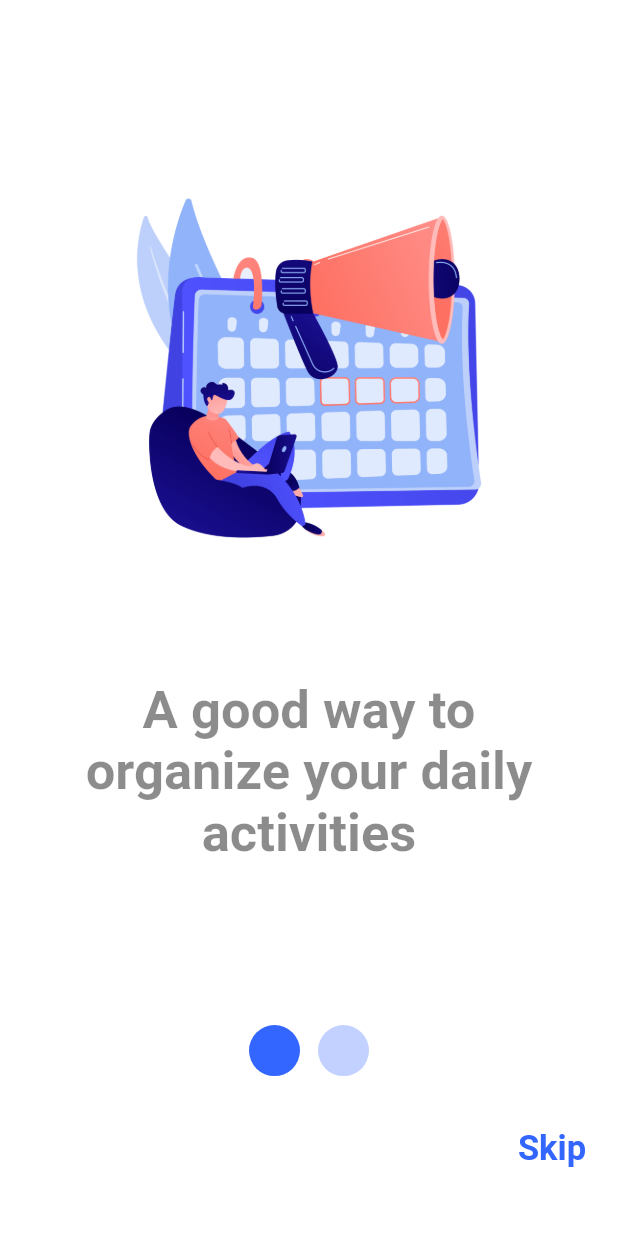
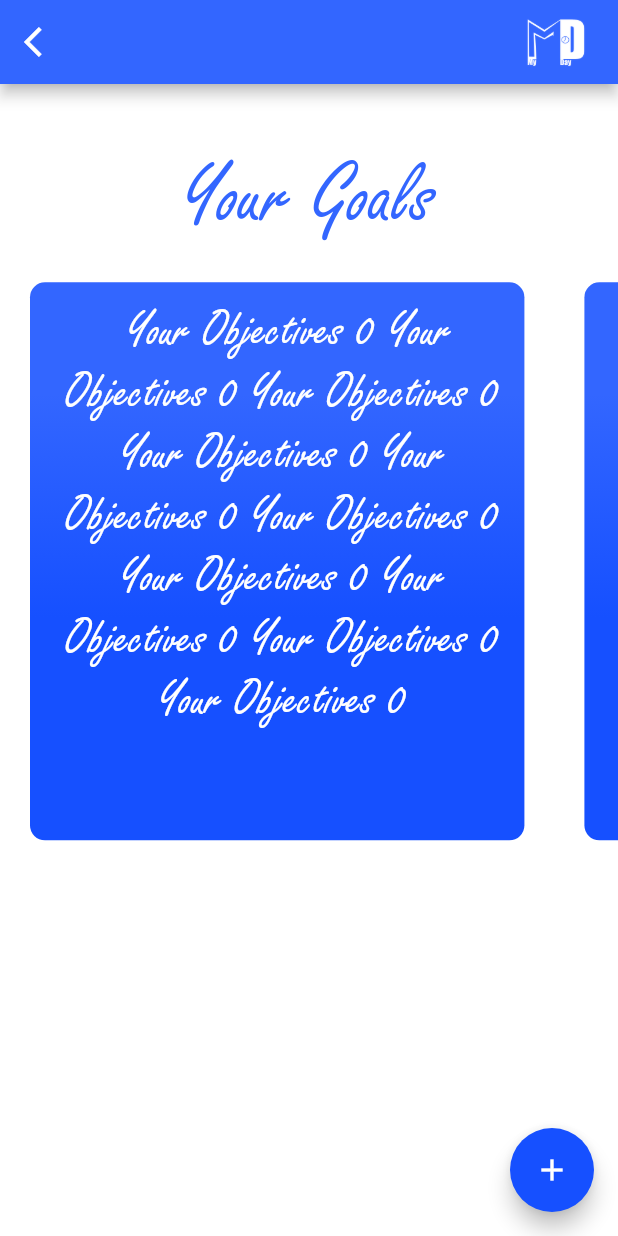
Before and after one commit to LFGaius/My-Day-App, a Flutter app: the screen it shows after launch, on a phone screen of 412 x 824 dp. Run offline on Flutter 3.47's test engine with Material 2 defaults, Android fonts, the light colour scheme and no system bars; drawn by our look-alikes of dots_indicator; our stand-ins replace flutter_local_notifications, fluttertoast, rflutter_alert, sembast, shared_preferences, timelines and 1 more; missing offline and left inert: fitted_text_field_container, pedantic.

Commit message:
Starting goals page

```diff
--- a/lib/configs/config_datas.dart
+++ b/lib/configs/config_datas.dart
@@ -4,5 +4,6 @@ import 'package:flutter/cupertino.dart';
 
 class ConfigDatas{
   static final Color appBlueColor=Color.fromRGBO(51, 102, 255, 1);
+  static final Color appDarkBlueColor=Color.fromRGBO(22, 80, 255, 1);
   static final Color appBlueColorDotDeactivated=Color.fromRGBO(51, 102, 255,0.3);
 }
--- a/lib/main.dart
+++ b/lib/main.dart
@@ -92,11 +92,16 @@ class MyApp extends StatelessWidget {
   Widget build(BuildContext context) {
     return MaterialApp(
         title: 'My Day',
+        // theme: ThemeData(
+        //   // Use the old theme but apply the following three changes
+        //     textTheme: Theme.of(context).textTheme.apply(
+        //         fontFamily: 'Freestyle Script Regular',
+        //         )),
         theme: ThemeData(
           primarySwatch: Colors.blue,
           visualDensity: VisualDensity.adaptivePlatformDensity,
         ),
-        initialRoute: '/',
+        initialRoute: '/goals',
         onGenerateRoute: MyRouteBuilder.buildRoute
     );
   }
--- /dev/null
+++ b/lib/pages/goals_page.dart
@@ -0,0 +1,143 @@
+
+import 'package:fitted_text_field_container/fitted_text_field_container.dart';
+import 'package:flutter/cupertino.dart';
+import 'package:flutter/material.dart';
+import 'package:my_day_app/configs/config_datas.dart';
+import 'package:my_day_app/models/activity.dart';
+import 'package:my_day_app/models/activity_type_item.dart';
+import 'package:my_day_app/models/emergency.dart';
+import 'package:my_day_app/models/principle.dart';
+import 'package:my_day_app/widgets/tab_bar_view_emergencies.dart';
+import 'package:my_day_app/widgets/tab_bar_view_principles.dart';
+import 'package:my_day_app/widgets/tab_bar_view_timeline.dart';
+import 'package:my_day_app/widgets/time_picker.dart';
+import 'package:pedantic/pedantic.dart';
+import 'package:rflutter_alert/rflutter_alert.dart';
+import 'package:sembast/sembast.dart';
+import 'package:timelines/timelines.dart';
+
+class GoalsPage extends StatefulWidget {
+
+  final Database database;
+
+  const GoalsPage({this.database, Key key}) : super(key: key);
+
+  @override
+  _GoalsPageState createState() => _GoalsPageState();
+}
+
+class _GoalsPageState extends State<GoalsPage> {
+  GlobalKey<ScaffoldState> scaffoldKey= new GlobalKey<ScaffoldState>();
+  ScrollController _controller;
+
+  @override
+  void initState() {
+    _controller = ScrollController();
+    // _controller.addListener(_scrollListener);//the listener for up and down.
+    // TODO: implement initState
+    super.initState();
+  }
+
+
+
+  @override
+  Widget build(BuildContext context) {
+    return Scaffold(
+      key: scaffoldKey,
+      appBar: AppBar(
+        backgroundColor: ConfigDatas.appBlueColor,
+        title: Row(
+          mainAxisAlignment: MainAxisAlignment.end,
+          children: [
+            Image.asset(
+              'assets/logowhitevariant.png',
+              height: 50,
+            ),
+          ],
+        ),
+        centerTitle: true,
+        leading: Icon(
+          Icons.arrow_back_ios
+        )
+      ),
+      backgroundColor: Colors.white,
+      body: Column(
+        children: [
+          SizedBox(height: MediaQuery.of(context).size.height*0.05,),
+          Center(
+            child:Text(
+              'Your Goals',
+              style: TextStyle(
+                color: ConfigDatas.appBlueColor,
+                fontSize: 60,
+                fontFamily: 'Freestyle Script Regular',
+              ),
+            )
+          ),
+          Container(
+            height:MediaQuery.of(context).size.height*0.5,
+            // padding: const EdgeInsets.all(8.0),
+            child: ListView.builder(
+                shrinkWrap: true ,
+              scrollDirection: Axis.horizontal,
+              itemCount: 4,
+              itemBuilder: (BuildContext context, int index) {
+                return Container(
+                  width: MediaQuery.of(context).size.width*0.8,
+                  margin: EdgeInsets.all(20),
+                  padding: EdgeInsets.only(left:10),
+                  decoration: BoxDecoration(
+                      gradient: LinearGradient(
+                        begin: Alignment.bottomCenter,
+                        end: Alignment.topCenter,
+                        colors: [ConfigDatas.appDarkBlueColor,ConfigDatas.appBlueColor],
+                        stops: [0.4,0.8],
+                      ),
+                      color: ConfigDatas.appBlueColor,
+                      borderRadius: BorderRadius.circular(10)
+                  ),
+                  child: TextField(
+                    controller: TextEditingController(text: ' Your Objectives $index'*10),
+                    maxLines: null,
+                    readOnly: true,
+                    textAlign: TextAlign.center,
+                    style: TextStyle(
+                      color: Colors.white,
+                      fontSize: 35,
+                      fontFamily: 'Freestyle Script Regular',
+                    ),
+                    keyboardType: TextInputType.multiline,
+                    decoration: InputDecoration(
+                      border: InputBorder.none,
+                      labelText:null,
+                    ),
+                  ),
+                );
+              }
+            ),
+          ),
+
+        ],
+      ),
+      floatingActionButton: FloatingActionButton(
+        onPressed: () {
+          // Add your onPressed code here!
+        },
+        child: Icon(Icons.add),
+        backgroundColor: ConfigDatas.appDarkBlueColor,
+      ),
+    );
+  }
+// var finder = Finder(
+//     sortOrders: [SortOrder('title')]);
+// var query = store.query(finder: finder);
+// var subscription = query.onSnapshots(widget.database).listen((snapshots) {
+//   // snapshots always contains the list of records matching the query
+//   print('fds $snapshots');
+//   // ...
+// });
+// var finder = Finder(
+//     filter: Filter.greaterThan('name', 'cat'),
+//     sortOrders: [SortOrder('name')]);
+
+}
--- a/lib/pages/home_page.dart
+++ b/lib/pages/home_page.dart
@@ -1,4 +1,5 @@
 
+import 'package:fitted_text_field_container/fitted_text_field_container.dart';
 import 'package:flutter/cupertino.dart';
 import 'package:flutter/material.dart';
 import 'package:my_day_app/configs/config_datas.dart';
--- a/lib/pages/start_page.dart
+++ b/lib/pages/start_page.dart
@@ -2,6 +2,7 @@
 import 'dart:async';
 import 'package:flutter/cupertino.dart';
 import 'package:flutter/material.dart';
+import 'package:my_day_app/configs/config_datas.dart';
 import 'package:path/path.dart' as Path;
 import 'package:path_provider/path_provider.dart';
 import 'package:pedantic/pedantic.dart';
@@ -66,14 +67,14 @@ class _StartPageState extends State<StartPage> {
       // });
 
 
-      if(prefs.getBool('myday_already_opened')==null){//first time connection
-        prefs.setBool('myday_already_opened',true);
-        Navigator.of(context).popAndPushNamed(
-          '/onboarding',
-            arguments:{'database':db}
-        );
-      }else
-        Navigator.of(context).pushNamedAndRemoveUntil('/home',(Route<dynamic> route) => false, arguments:{'database':db});
+      // if(prefs.getBool('myday_already_opened')==null){//first time connection TO DO: Uncomment
+      //   prefs.setBool('myday_already_opened',true);
+      //   Navigator.of(context).popAndPushNamed(
+      //     '/onboarding',
+      //       arguments:{'database':db}
+      //   );
+      // }else
+      //   Navigator.of(context).pushNamedAndRemoveUntil('/home',(Route<dynamic> route) => false, arguments:{'database':db});
     });
   }
 
--- a/lib/routes/route_builder.dart
+++ b/lib/routes/route_builder.dart
@@ -1,4 +1,5 @@
 import 'package:flutter/material.dart';
+import 'package:my_day_app/pages/goals_page.dart';
 import 'package:my_day_app/pages/home_page.dart';
 import 'package:my_day_app/pages/onboarding_screen.dart';
 import 'package:my_day_app/pages/start_page.dart';
@@ -12,8 +13,10 @@ class MyRouteBuilder{
         return MaterialPageRoute(builder: (_)=>StartPage());
       case '/onboarding':
         return MaterialPageRoute(builder: (_)=>OnboardingScreen(database: args['database']));
+      case '/goals':
+        return MaterialPageRoute(builder: (_)=>GoalsPage(database: null));//args['database']
       case '/home':
-        return MaterialPageRoute(builder: (_)=>HomePage(database: args['database'],));
+        return MaterialPageRoute(builder: (_)=>HomePage(database: args['database']));
       default: return errorRoute();
     }
   }
--- a/lib/widgets/tab_bar_view_timeline.dart
+++ b/lib/widgets/tab_bar_view_timeline.dart
@@ -99,7 +99,13 @@ class _TabBarViewTimelineState extends State<TabBarViewTimeline> {
         contentsAlign: ContentsAlign.alternating,
         oppositeContentsBuilder: (context, index) => Padding(
           padding: const EdgeInsets.all(8.0),
-          child: Text(activities.length==index?'Add activity':activities[index].time),
+          child: Text(
+              activities.length==index?'Add activity':activities[index].time,
+            // style: TextStyle(
+            //   fontFamily: 'Freestyle Script Regular',
+            //   fontSize: 25
+            // ),
+          ),
         ),
 
         contentsBuilder: (context, index) => activities.length==index?GestureDetector(
```
Also changed, not shown: pubspec.yaml (+7 -12 lines), assets/fonts/FREESCPT.TTF (added), assets/fonts/Freestyle-Script-Regular.ttf (added), pubspec.lock.
